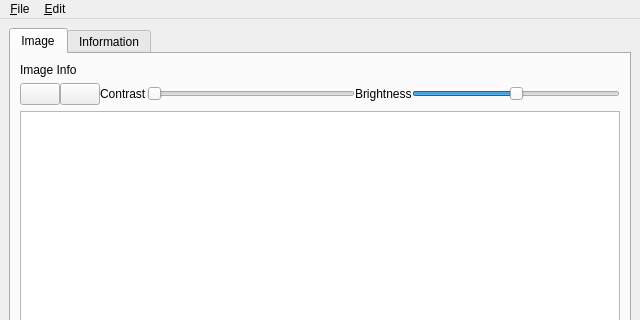
Before: the Qt Designer form view_image.ui in frankyeh/DSI-Studio, drawn with Qt 5; both pictures show x 0 to 640 and y 0 to 320 of the 640 by 480 pixel window.
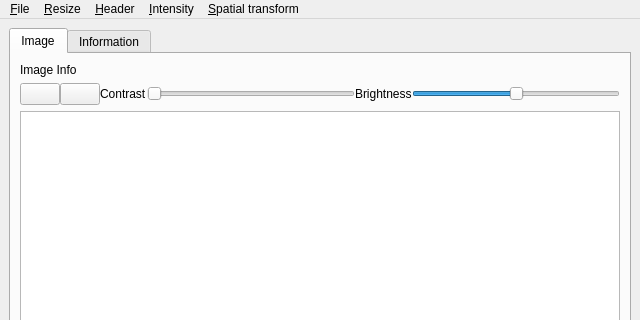
After: the same form once the commit is applied. Icons and pictures are not drawn.

Commit message: [gui] view image function enhanced

Diff of the .ui file:
```diff
--- a/view_image.ui
+++ b/view_image.ui
@@ -181,20 +181,42 @@
     </property>
     <addaction name="action_Save_as"/>
    </widget>
-   <widget class="QMenu" name="menu_Edit">
+   <widget class="QMenu" name="menuResize">
     <property name="title">
-     <string>&amp;Edit</string>
+     <string>&amp;Resize</string>
     </property>
     <addaction name="actionMasking"/>
     <addaction name="actionResample"/>
     <addaction name="actionResize"/>
     <addaction name="actionTranslocate"/>
     <addaction name="actionTrim"/>
+   </widget>
+   <widget class="QMenu" name="menu_Header">
+    <property name="title">
+     <string>&amp;Header</string>
+    </property>
+    <addaction name="actionSet_Transformation"/>
     <addaction name="actionSet_Translocation"/>
+   </widget>
+   <widget class="QMenu" name="menu_Intensity">
+    <property name="title">
+     <string>&amp;Intensity</string>
+    </property>
     <addaction name="actionLower_threshold"/>
+    <addaction name="actionMasking"/>
+   </widget>
+   <widget class="QMenu" name="menu_Spatial_transform">
+    <property name="title">
+     <string>&amp;Spatial transform</string>
+    </property>
+    <addaction name="actionTranslocate"/>
+    <addaction name="actionLPS_RAS_swap"/>
    </widget>
    <addaction name="menu_File"/>
-   <addaction name="menu_Edit"/>
+   <addaction name="menuResize"/>
+   <addaction name="menu_Header"/>
+   <addaction name="menu_Intensity"/>
+   <addaction name="menu_Spatial_transform"/>
   </widget>
   <action name="action_Save_as">
    <property name="text">
```
Left out of the diff: 20 changed lines with no effect on the pictures. The commit also changes 4 other files.
